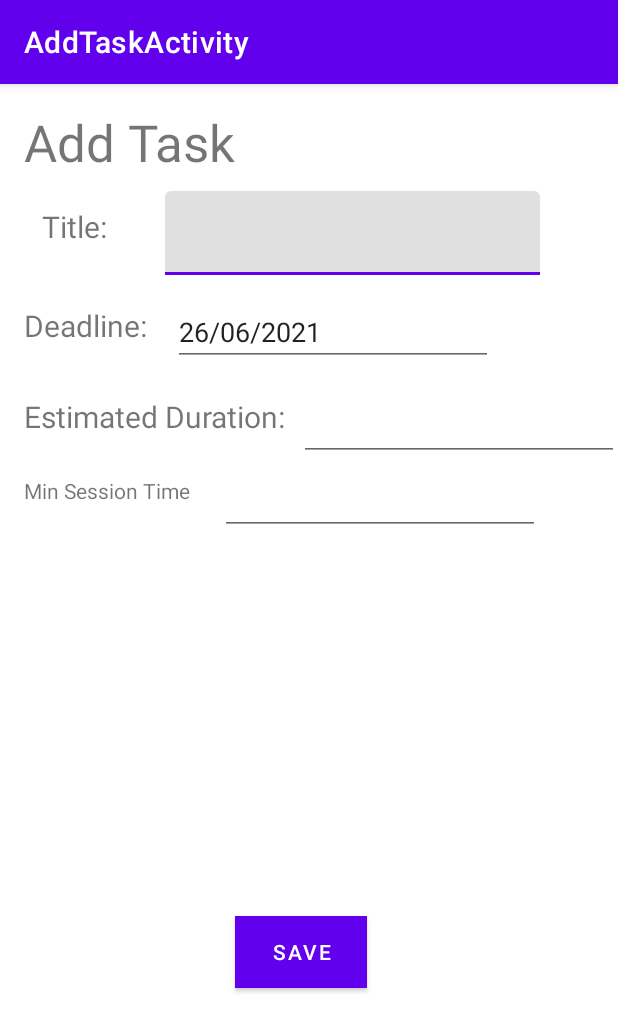
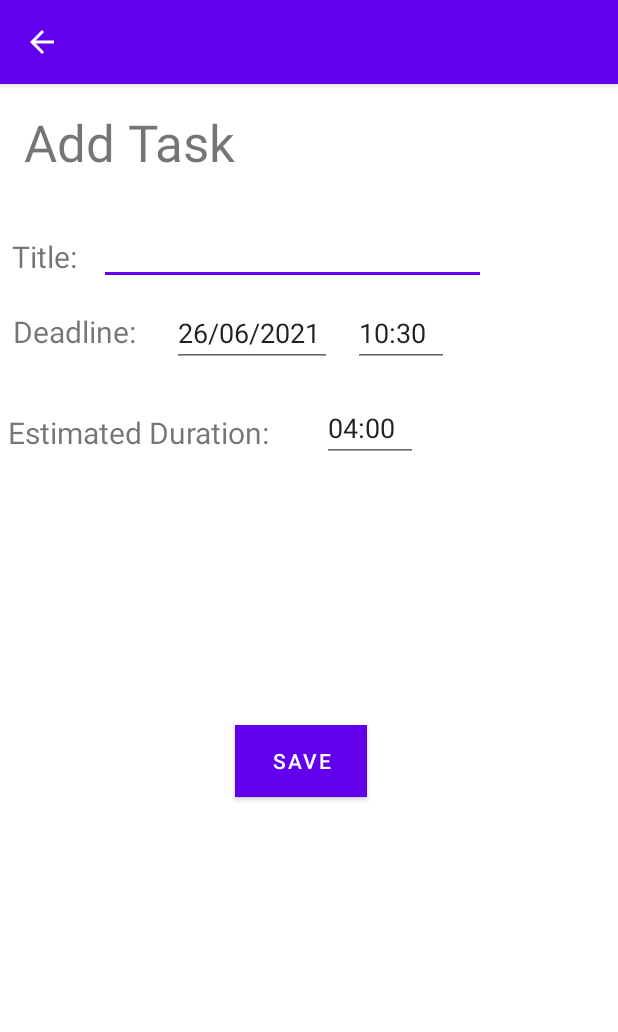
Before and after one commit to nataly-milman/os-planner, an Android app: the AddTaskActivity screen opened directly, with no data from a screen before it, on a phone screen of 412 x 824 dp. Shown: the top 1032 px of the screen. Run offline under Robolectric (Android 15) with nearby library versions, the phone set to English and light mode, and no system bars; our stand-ins replace data binding; libraries missing offline, so code that uses them is left out: com.brein.time; 1 statement that could not run was skipped.

Commit message:
AddTaskActivity complete. Add task xml complete. Currently, choosing duration and event time is done using clock picker. PlannerManager added to AddTask.

```diff
--- a/exampleapp/src/main/java/net/planner/exampleapp/AddTaskActivity.kt
+++ b/exampleapp/src/main/java/net/planner/exampleapp/AddTaskActivity.kt
@@ -1,84 +1,157 @@
 package net.planner.exampleapp
 
 import android.app.DatePickerDialog
+import android.app.TimePickerDialog
 import android.appwidget.AppWidgetManager
 import android.content.Context
 import android.content.Intent
 import android.os.Bundle
+import android.view.MenuItem
 import androidx.appcompat.app.AppCompatActivity
-import androidx.databinding.BaseObservable
-import androidx.databinding.Bindable
 import androidx.databinding.DataBindingUtil
 import net.planner.exampleapp.databinding.ActivityAddTaskBinding
+import net.planner.planet.PlannerManager
 import java.text.SimpleDateFormat
 import java.util.*
+import java.util.concurrent.TimeUnit
 
 class AddTaskActivity : AppCompatActivity() {
 
     companion object {
         private const val TAG = "AddTaskActivity"
 
-        val formatter = SimpleDateFormat("dd/MM/yyyy")
+        private const val DAYS_SHIFTED_ID = "days_shifted"
 
-        fun createIntent(context: Context, widgetId: Int): Intent {
+        val dateFormatter = SimpleDateFormat("dd/MM/yyyy")
+        val timeFormatter = SimpleDateFormat("HH:mm")
+
+        private val ONE_DAY_MILLIS = TimeUnit.DAYS.toMillis(1)
+
+        fun createIntent(context: Context, widgetId: Int, daysShifted:  Int): Intent {
             val intent = Intent(context, AddTaskActivity::class.java)
             intent.putExtra(AppWidgetManager.EXTRA_APPWIDGET_ID, widgetId)
+            intent.putExtra(DAYS_SHIFTED_ID, daysShifted)
             return intent
         }
     }
 
-
-    private val mContent = Content()
     private lateinit var mBinding: ActivityAddTaskBinding
+    private lateinit var manager: PlannerManager
 
     private var widgetId: Int = 0
+    private var numDaysShifted: Int = 0
 
     private val titleInput: String
         get() = mBinding.edtTitle.text.toString().trim { it <= ' '}
 
-//    private val deadline: String
-//        get() = mBinding.deadlineDate.text.toString().trim { it <= ' '}
+    private val deadlineDate: String
+        get() = mBinding.deadlineDate.text.toString().trim { it <= ' '}
+
+    private val deadlineTime: String
+        get() = mBinding.deadlineTime.text.toString().trim { it <= ' '}
 
     private val duration: String
         get() = mBinding.estimatedDurationTime.text.toString().trim { it <= ' '}
-
-    private val minSessionTime: String
-        get() = mBinding.minSessionTime.text.toString().trim { it <= ' '}
 
 
 
     override fun onCreate(savedInstanceState: Bundle?) {
         super.onCreate(savedInstanceState)
         mBinding = DataBindingUtil.setContentView(this, R.layout.activity_add_task)
-        mBinding.content = mContent
         mBinding.eventHandler = this
 
+        supportActionBar?.title = ""
+        supportActionBar?.setDisplayHomeAsUpEnabled(true)
+
+        // Getting widget settings sent with Intent
         widgetId = intent.getIntExtra(AppWidgetManager.EXTRA_APPWIDGET_ID,0)
+        numDaysShifted = intent.getIntExtra(DAYS_SHIFTED_ID,0)
 
-        mBinding.deadlineDate.setText(formatter.format(System.currentTimeMillis()))
+        // Updating view with initial values
+        val currentCalendarTimeMillis = getCurrentCalendarWidgetTime()
+        mBinding.deadlineDate.setText(dateFormatter.format(currentCalendarTimeMillis))
+        mBinding.deadlineTime.setText(timeFormatter.format(currentCalendarTimeMillis))
+        mBinding.estimatedDurationTime.setText("04:00")
 
         // Open date picker for date
         mBinding.deadlineDate.setOnClickListener {
             val currentTime = Calendar.getInstance().apply {
-                timeInMillis = System.currentTimeMillis() // @TODO not current time but time the widget is showing
+                timeInMillis = getCurrentCalendarWidgetTime()
             }
             val dialog = DatePickerDialog(this, DatePickerDialog.OnDateSetListener { view, year, month, dayOfMonth ->
                 // Make the text resource of the deadline in add_task_activity dhow the date selected
-                // @TODO update
-                mBinding.deadlineDate.setText("$dayOfMonth/$month/$year") // @TODO add resource template and fill here
+                val displayedMonth = month + 1
+                mBinding.deadlineDate.setText("$dayOfMonth/$displayedMonth/$year")
             }, currentTime.get(Calendar.YEAR) , currentTime.get(Calendar.MONTH), currentTime.get(Calendar.DAY_OF_MONTH) )
             dialog.show()
         }
 
-        // @TODO need to instantiate savedInstanceState with WidgetProvider information like which calendars to use
+        // Open time picker for date
+        mBinding.deadlineTime.setOnClickListener {
+            val currentTime = Calendar.getInstance().apply {
+                timeInMillis = getCurrentCalendarWidgetTime()
+            }
+            val dialog = TimePickerDialog(this,  TimePickerDialog.OnTimeSetListener { view, hourOfDay, minute ->
+                // Make the text resource of the deadline in add_task_activity show the date selected
+                mBinding.deadlineTime.setText(turnTimeToString(hourOfDay, minute))
+            }, currentTime.get(Calendar.HOUR_OF_DAY) , currentTime.get(Calendar.MINUTE) , false)
+            dialog.getWindow()?.setBackgroundDrawableResource(android.R.color.transparent)
+            dialog.show()
+        }
+
+        // Open time picker for estimated duration
+        mBinding.estimatedDurationTime.setOnClickListener {
+            val dialog = TimePickerDialog(this, TimePickerDialog.OnTimeSetListener { view, hourOfDay, minute ->
+                // Make the text resource of the deadline in add_task_activity dhow the date selected
+                mBinding.estimatedDurationTime.setText(turnTimeToString(hourOfDay, minute))
+            }, 4, 0, false)
+            dialog.getWindow()?.setBackgroundDrawableResource(android.R.color.transparent)
+            dialog.show()
+        }
 
         // Initialise our PlannerManager
-//        val plannerManager = PlannerManager()
-
+        manager = PlannerManager(true, this, System.currentTimeMillis())
     }
 
-    fun onActionButtonClick() {
-        // Event handler for save clicked
+    private fun turnTimeToString(hour: Int, minutes: Int) : String {
+        var timeString = ""
+        if(hour < 10) {
+            timeString += "0"
+        }
+        timeString += "$hour:"
+
+        if(minutes < 10) {
+            timeString += "0"
+        }
+        timeString += "$minutes"
+
+        return timeString
+    }
+
+    private fun getCurrentCalendarWidgetTime() : Long {
+        return System.currentTimeMillis() + numDaysShifted * ONE_DAY_MILLIS
+    }
+
+    fun onSaveButtonClick() {
+
+        // Create task and save the events to google calendar
+        val durationSplitted = duration.split(":")
+        val durationMinutes = durationSplitted[1].toInt() * 60 + durationSplitted[0].toInt()
+
+        val dateSplitted = deadlineDate.split("/")
+        val day = dateSplitted[0].toInt()
+        val month = dateSplitted[1].toInt()
+        val year = dateSplitted[2].toInt()
+
+        val timeSplitted = deadlineTime.split(":")
+        val hour = timeSplitted[0].toInt()
+        val minute = timeSplitted[1].toInt()
+
+        val deadlineDate = Calendar.getInstance()
+        deadlineDate.set(year, month, day, hour, minute)
+
+        // Create the task and add to google calendar
+        manager.addTask(titleInput, deadlineDate.timeInMillis, durationMinutes)
 
         // send Intent to activate Widget
         val resultValue = Intent()
@@ -88,41 +161,14 @@ class AddTaskActivity : AppCompatActivity() {
         finish()
     }
 
-    // @TODO add listener for planner work finish
-
-
-    class Content : BaseObservable() {
-
-        @get:Bindable
-        var title: String = "Task"
-            set(customerName) {
-                field = customerName
-                notifyPropertyChanged(BR.title)
-            }
-
-        @get:Bindable
-        var deadline: String = formatter.format(System.currentTimeMillis())
-            set(customerName) {
-                field = customerName
-                notifyPropertyChanged(BR.deadline)
-            }
-
-        @get:Bindable
-        var duration: String = ""
-            set(customerName) {
-                field = customerName
-                notifyPropertyChanged(BR.duration)
-            }
-
-        @get:Bindable
-        var minSessionTime: String = "15"
-            set(customerName) {
-                field = customerName
-                notifyPropertyChanged(BR.minSessionTime)
-            }
-
+    override fun onOptionsItemSelected(item: MenuItem): Boolean {
+        // send Intent to activate Widget
+        val resultValue = Intent()
+        resultValue.putExtra(AppWidgetManager.EXTRA_APPWIDGET_ID, widgetId)
+        resultValue.action = AppWidgetManager.ACTION_APPWIDGET_UPDATE
+        setResult(RESULT_OK, resultValue)
+        finish()
+        return true
     }
 
-
-
 }
--- a/exampleapp/src/main/java/net/planner/exampleapp/WidgetConfigurationActivity.java
+++ b/exampleapp/src/main/java/net/planner/exampleapp/WidgetConfigurationActivity.java
@@ -313,7 +313,6 @@ public class WidgetConfigurationActivity extends AppCompatActivity {
         // wait for the user to click on the save button -> when click the app will close and the
         // widget will appear
         new WaitForOptionsSaveThread(appWidgetId).start();
-        // @TODO this thread is what maintains the activity and what closes it after save finishes
     }
 
 }
--- a/exampleapp/src/main/java/net/planner/exampleapp/WidgetProvider.java
+++ b/exampleapp/src/main/java/net/planner/exampleapp/WidgetProvider.java
@@ -86,7 +86,7 @@ public class WidgetProvider extends AppWidgetProvider {
 
         if (action.equals(addTaskAction)) {
             // Add task button clicked - Open Add Task Activity
-            context.startActivity(AddTaskActivity.Companion.createIntent(context, widgetId));
+            context.startActivity(AddTaskActivity.Companion.createIntent(context, widgetId, daysShift));
         }
         drawAndUpdate(context, widgetId);
         super.onReceive(context, intent);
--- a/exampleapp/src/main/res/layout/activity_add_task.xml
+++ b/exampleapp/src/main/res/layout/activity_add_task.xml
@@ -9,10 +9,6 @@
         <import type="android.view.View" />
 
         <import type="net.planner.exampleapp.AddTaskActivity" />
-
-        <variable
-            name="content"
-            type="net.planner.exampleapp.AddTaskActivity.Content" />
 
         <variable
             name="eventHandler"
@@ -29,12 +25,12 @@
             android:id="@+id/lbl_task_title"
             android:layout_width="wrap_content"
             android:layout_height="wrap_content"
-            android:layout_marginStart="16dp"
-            android:layout_marginTop="20dp"
+            android:layout_marginStart="5dp"
+            android:layout_marginTop="40dp"
             android:layout_marginEnd="16dp"
             android:text="Title:"
             android:textSize="20sp"
-            app:layout_constraintEnd_toStartOf="@+id/textInputLayout"
+            app:layout_constraintEnd_toStartOf="@+id/lbl_title"
             app:layout_constraintStart_toStartOf="parent"
             app:layout_constraintTop_toBottomOf="@+id/add_task" />
 
@@ -47,19 +43,19 @@
             android:layout_marginBottom="10dp"
             android:text="Add Task"
             android:textSize="34sp"
-            app:layout_constraintBottom_toTopOf="@+id/textInputLayout"
+            app:layout_constraintBottom_toTopOf="@+id/lbl_title"
             app:layout_constraintStart_toStartOf="parent"
             app:layout_constraintTop_toTopOf="parent" />
 
         <com.google.android.material.textfield.TextInputLayout
-            android:id="@+id/textInputLayout"
+            android:id="@+id/lbl_title"
             android:layout_width="250dp"
             android:layout_height="wrap_content"
             android:layout_marginStart="10dp"
             android:layout_marginTop="10dp"
             android:layout_marginEnd="40dp"
             app:layout_constraintEnd_toEndOf="parent"
-            app:layout_constraintStart_toEndOf="@+id/lbl_task_title"
+            app:layout_constraintStart_toStartOf="@+id/lbl_task_title"
             app:layout_constraintTop_toBottomOf="@+id/add_task">
 
             <com.google.android.material.textfield.TextInputEditText
@@ -68,6 +64,9 @@
                 android:layout_height="wrap_content"
                 android:allowUndo="true"
                 android:singleLine="true"
+                android:textColorHighlight="@color/black"
+                android:textCursorDrawable="@color/black"
+                android:backgroundTint="@color/white"
                 android:textSize="16sp" />
         </com.google.android.material.textfield.TextInputLayout>
 
@@ -75,30 +74,47 @@
             android:id="@+id/submit_deadline"
             android:layout_width="wrap_content"
             android:layout_height="wrap_content"
-            android:layout_marginStart="16dp"
-            android:layout_marginTop="20dp"
+            android:layout_marginStart="5dp"
+            android:layout_marginTop="24dp"
+            android:layout_marginEnd="16dp"
             android:text="Deadline:"
             android:textSize="20sp"
+            app:layout_constraintEnd_toStartOf="@+id/deadline_date"
             app:layout_constraintStart_toStartOf="parent"
-            app:layout_constraintTop_toBottomOf="@+id/textInputLayout" />
+            app:layout_constraintTop_toBottomOf="@+id/lbl_title" />
 
         <EditText
             android:id="@+id/deadline_date"
             android:layout_width="wrap_content"
             android:layout_height="wrap_content"
-            android:layout_marginStart="17dp"
-            android:layout_marginTop="15dp"
-            android:ems="10"
+            android:layout_marginStart="5dp"
+            android:layout_marginTop="16dp"
+            android:layout_marginEnd="5dp"
+            android:ems="5"
             android:inputType="date"
+            app:layout_constraintEnd_toStartOf="@+id/deadline_time"
             app:layout_constraintStart_toEndOf="@+id/submit_deadline"
-            app:layout_constraintTop_toBottomOf="@+id/textInputLayout" />
+            app:layout_constraintTop_toBottomOf="@+id/lbl_title" />
+
+        <EditText
+            android:id="@+id/deadline_time"
+            android:layout_width="wrap_content"
+            android:layout_height="wrap_content"
+            android:layout_marginStart="5dp"
+            android:layout_marginTop="16dp"
+            android:layout_marginEnd="110dp"
+            android:ems="3"
+            android:inputType="time"
+            app:layout_constraintEnd_toEndOf="parent"
+            app:layout_constraintStart_toEndOf="@+id/deadline_date"
+            app:layout_constraintTop_toBottomOf="@+id/lbl_title" />
 
         <TextView
             android:id="@+id/estimated_duration"
             android:layout_width="wrap_content"
             android:layout_height="wrap_content"
-            android:layout_marginStart="16dp"
-            android:layout_marginTop="20dp"
+            android:layout_marginStart="5dp"
+            android:layout_marginTop="30dp"
             android:text="Estimated Duration:"
             android:textSize="20sp"
             app:layout_constraintStart_toStartOf="parent"
@@ -108,52 +124,32 @@
             android:id="@+id/estimated_duration_time"
             android:layout_width="wrap_content"
             android:layout_height="wrap_content"
-            android:layout_marginStart="19dp"
+            android:layout_marginStart="10dp"
             android:layout_marginTop="18dp"
-            android:layout_marginEnd="10dp"
-            android:ems="10"
+            android:layout_marginEnd="110dp"
+            android:ems="3"
             android:inputType="time"
             app:layout_constraintEnd_toEndOf="parent"
+            app:layout_constraintHorizontal_bias="0.51"
             app:layout_constraintStart_toEndOf="@+id/estimated_duration"
             app:layout_constraintTop_toBottomOf="@+id/deadline_date" />
-
-        <TextView
-            android:id="@+id/min_session_time"
-            android:layout_width="wrap_content"
-            android:layout_height="wrap_content"
-            android:layout_marginStart="16dp"
-            android:layout_marginTop="26dp"
-            android:text="Min Session Time"
-            app:layout_constraintStart_toStartOf="parent"
-            app:layout_constraintTop_toBottomOf="@+id/estimated_duration"
-            tools:textSize="20sp" />
-
-        <EditText
-            android:id="@+id/edt_min_session_time"
-            android:layout_width="wrap_content"
-            android:layout_height="wrap_content"
-            android:layout_marginStart="20dp"
-            android:layout_marginTop="4dp"
-            android:ems="10"
-            android:inputType="time"
-            app:layout_constraintStart_toEndOf="@+id/min_session_time"
-            app:layout_constraintTop_toBottomOf="@+id/estimated_duration_time" />
 
         <Button
             android:id="@+id/save_button"
             android:layout_width="wrap_content"
             android:layout_height="wrap_content"
             android:layout_marginStart="156dp"
-            android:layout_marginTop="236dp"
+            android:layout_marginTop="30dp"
             android:layout_marginEnd="167dp"
             android:layout_marginBottom="148dp"
+            android:background="@color/purple_200"
+            android:onClick="@{() -> eventHandler.onSaveButtonClick()}"
             android:text="@string/save_button"
-            android:background="@color/purple_200"
-            android:onClick="@{() -> eventHandler.onActionButtonClick()}"
             app:layout_constraintBottom_toBottomOf="parent"
             app:layout_constraintEnd_toEndOf="parent"
             app:layout_constraintStart_toStartOf="parent"
-            app:layout_constraintTop_toBottomOf="@+id/edt_min_session_time" />
+            app:layout_constraintTop_toBottomOf="@+id/estimated_duration_time" />
+
     </androidx.constraintlayout.widget.ConstraintLayout>
 
 
```
Also changed, not shown: exampleapp/src/main/res/layout/widget.xml (+48 -13 lines).
